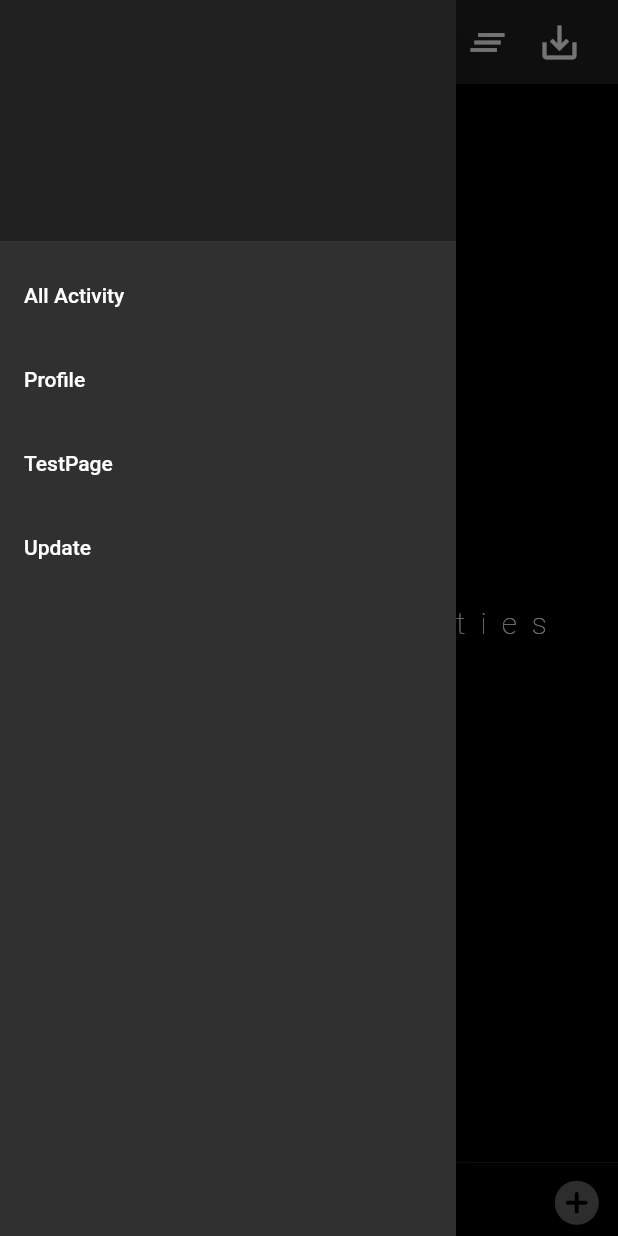
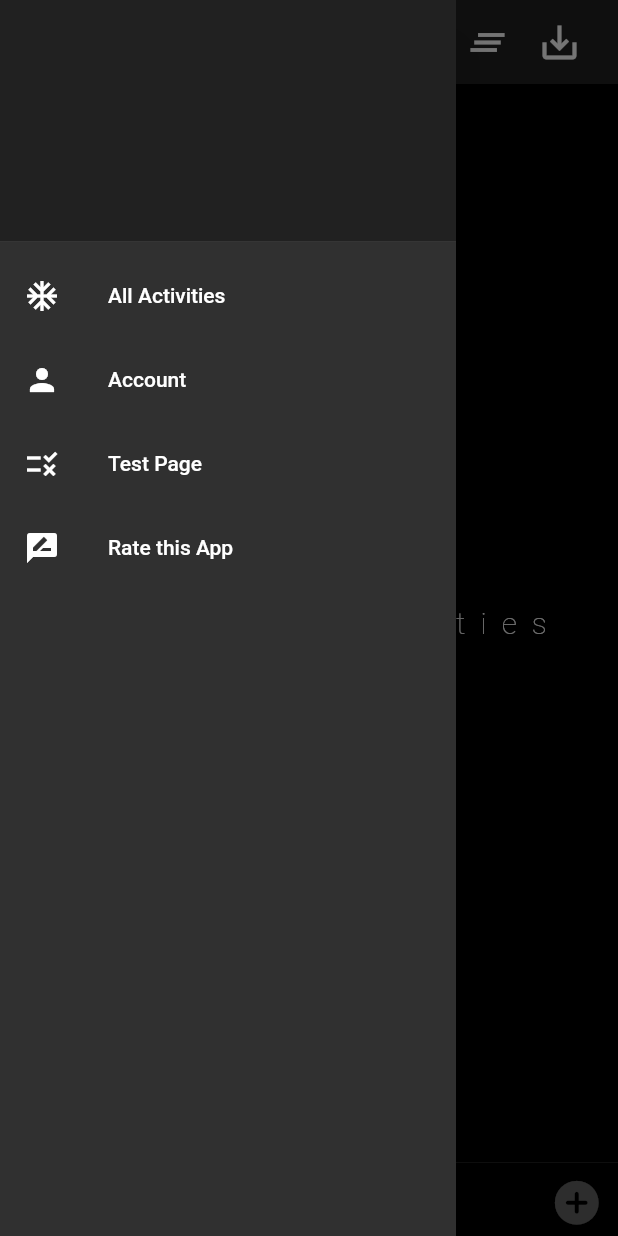
Before and after one commit to yashwant9753/activities, a Flutter app: the ActivityScreen screen opened directly with empty values, with the side drawer open, on a phone screen of 412 x 824 dp. Run offline on Flutter 3.47's test engine with Material 2 defaults, Android fonts, the phone set to English and light mode, and no system bars; our stand-ins replace cloud_firestore, connectivity, firebase_auth, firebase_core, firebase_database; accounts and stored records are empty; Roboto replaces fonts that are missing (PT_Sans).

Commit message:
added review page

```diff
--- a/lib/screens/activitiesPage.dart
+++ b/lib/screens/activitiesPage.dart
@@ -64,7 +64,7 @@ class _AllActivitiesState extends State<AllActivities> {
     return Scaffold(
       appBar: AppBar(
         title: Text(
-          widget._user.displayName!,
+          "All Activities",
           style: TextStyle(color: Colors.white),
         ),
       ),
@@ -111,12 +111,12 @@ class _AllActivitiesState extends State<AllActivities> {
                   ? Center(
                       child: RichText(
                           text: TextSpan(
-                              text: "Add Some Activity",
+                              text: "Add Some Activity\n   or Choice Date",
                               style: TextStyle(
                                   color: Colors.white,
                                   fontSize: 20,
                                   fontWeight: FontWeight.w100,
-                                  letterSpacing: 10,
+                                  letterSpacing: 5,
                                   fontFamily: 'PT_Sans'))),
                     )
                   : ListView.builder(
--- a/lib/screens/activityScreen.dart
+++ b/lib/screens/activityScreen.dart
@@ -1,4 +1,5 @@
 import 'package:firebase_auth/firebase_auth.dart';
+import 'package:flutter/animation.dart';
 import 'package:flutter/material.dart';
 import 'package:login/res/custom_colors.dart';
 import 'package:login/screens/sign_in_screen.dart';
@@ -7,11 +8,12 @@ import 'package:login/widgets/app_bar_title.dart';
 import 'package:login/database/database.dart';
 import 'package:login/screens/activitiesPage.dart';
 import 'package:login/screens/TestPage.dart';
-import 'package:login/screens/update.dart';
+import 'package:login/screens/rating.dart';
 import 'package:login/screens/user_info_screen.dart';
 import 'package:intl/intl.dart';
 import 'package:flutter/cupertino.dart';
 import 'package:cloud_firestore/cloud_firestore.dart';
+import 'package:url_launcher/url_launcher.dart';
 
 String _name = 'Description';
 
@@ -32,6 +34,7 @@ class _ActivityScreenState extends State<ActivityScreen> {
   List _messages = [];
   List updateList = [];
   bool update = false;
+  var url;
   final _textController = TextEditingController();
   final FocusNode _focusNode = FocusNode();
 
@@ -57,6 +60,10 @@ class _ActivityScreenState extends State<ActivityScreen> {
         );
       },
     );
+  }
+
+  launchURL() async {
+    launch(url);
   }
 
   @override
@@ -115,6 +122,7 @@ class _ActivityScreenState extends State<ActivityScreen> {
       setState(() {
         updateList = resultant;
         update = updateList[0]["Update"];
+        url = updateList[0]["Link"];
       });
     }
   }
@@ -133,13 +141,65 @@ class _ActivityScreenState extends State<ActivityScreen> {
     Widget updatebody = Scaffold(
       appBar: AppBar(
         title: Text(
-          "App Update",
+          "Update Available",
           style: TextStyle(color: Colors.white),
         ),
       ),
       body: Container(
-          child: Text(
-              "Update Available Please Update the App for better Experince")),
+          decoration: BoxDecoration(
+              borderRadius: BorderRadius.circular(10),
+              color: Theme.of(context).backgroundColor),
+          child: Center(
+            child: Padding(
+              padding: EdgeInsets.only(top: 200),
+              child: Column(
+                children: [
+                  Text(
+                    "The New Version of this App is Available",
+                    style: TextStyle(
+                      fontSize: 20,
+                    ),
+                  ),
+                  Text(
+                    "Uninstall old version and Download new Verson",
+                    style: TextStyle(
+                      fontSize: 15,
+                    ),
+                  ),
+                  SizedBox(
+                    height: 50,
+                  ),
+                  ElevatedButton(
+                    style: ButtonStyle(
+                      backgroundColor: MaterialStateProperty.all(
+                        CustomColors.firebaseOrange,
+                      ),
+                      shape: MaterialStateProperty.all(
+                        RoundedRectangleBorder(
+                          borderRadius: BorderRadius.circular(10),
+                        ),
+                      ),
+                    ),
+                    onPressed: () {
+                      launch(url);
+                    },
+                    child: Padding(
+                      padding: EdgeInsets.only(top: 16.0, bottom: 16.0),
+                      child: Text(
+                        'Download',
+                        style: TextStyle(
+                          fontSize: 15,
+                          fontWeight: FontWeight.bold,
+                          color: CustomColors.firebaseGrey,
+                          letterSpacing: 2,
+                        ),
+                      ),
+                    ),
+                  ),
+                ],
+              ),
+            ),
+          )),
     );
 
     // main Activity body
@@ -157,7 +217,8 @@ class _ActivityScreenState extends State<ActivityScreen> {
               ),
             ),
             ListTile(
-              title: Text('All Activity'),
+              leading: Icon(Icons.ac_unit),
+              title: Text('All Activities'),
               onTap: () {
                 Navigator.push(
                   context,
@@ -169,7 +230,8 @@ class _ActivityScreenState extends State<ActivityScreen> {
               },
             ),
             ListTile(
-              title: Text('Profile'),
+              leading: Icon(Icons.person),
+              title: Text('Account'),
               onTap: () {
                 Navigator.push(
                   context,
@@ -181,7 +243,8 @@ class _ActivityScreenState extends State<ActivityScreen> {
               },
             ),
             ListTile(
-              title: Text('TestPage'),
+              leading: Icon(Icons.rule),
+              title: Text('Test Page'),
               onTap: () {
                 Navigator.push(
                   context,
@@ -193,11 +256,12 @@ class _ActivityScreenState extends State<ActivityScreen> {
               },
             ),
             ListTile(
-              title: Text('Update'),
+              leading: Icon(Icons.rate_review),
+              title: Text('Rate this App'),
               onTap: () {
                 Navigator.push(
                   context,
-                  MaterialPageRoute(builder: (context) => UpdatePage()),
+                  MaterialPageRoute(builder: (context) => RateApp(user: _user)),
                 );
               },
             ),
```
Also changed, not shown: lib/screens/rating.dart (added, +352 -0 lines), lib/screens/update.dart (deleted, +0 -27 lines).
